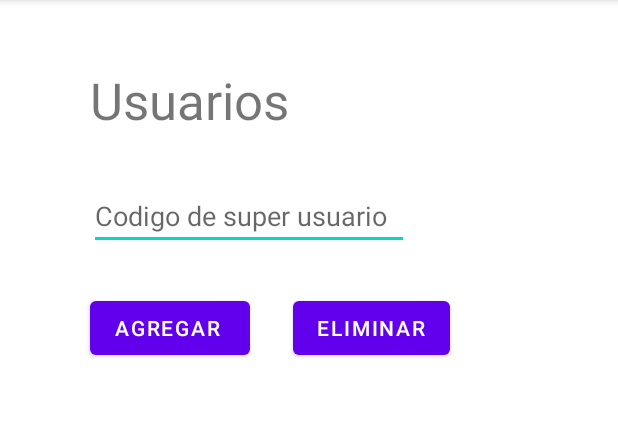
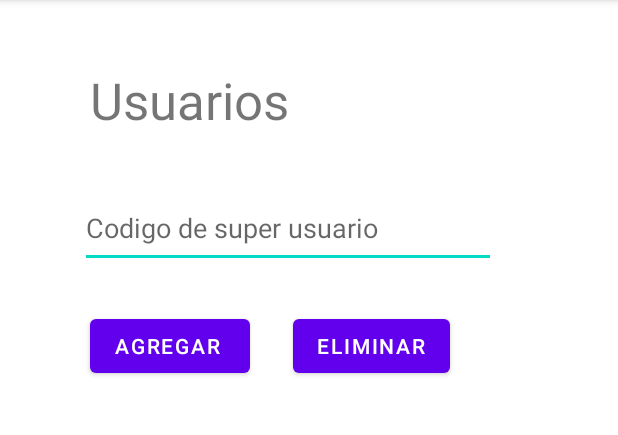
Before and after one commit to Mariana914Ram/ProyectoMoviles, an Android app: the Editar_usuario screen opened directly, with no data from a screen before it, on a phone screen of 412 x 824 dp, the part 84-519 px from its top. Run offline under Robolectric (Android 15) with nearby library versions, the light colour scheme and no system bars.

Commit message:
Cambio de prueba
Estamos probando el como hacer los cambios

```diff
--- a/app/src/main/res/layout/activity_editar_usuario.xml
+++ b/app/src/main/res/layout/activity_editar_usuario.xml
@@ -20,14 +20,14 @@
 
     <EditText
         android:id="@+id/editTextTextPersonName8"
-        android:layout_width="wrap_content"
-        android:layout_height="wrap_content"
-        android:layout_marginTop="32dp"
+        android:layout_width="277dp"
+        android:layout_height="53dp"
+        android:layout_marginTop="36dp"
         android:ems="10"
         android:hint="Codigo de super usuario"
         android:inputType="textPersonName"
         app:layout_constraintEnd_toEndOf="parent"
-        app:layout_constraintHorizontal_bias="0.298"
+        app:layout_constraintHorizontal_bias="0.395"
         app:layout_constraintStart_toStartOf="parent"
         app:layout_constraintTop_toBottomOf="@+id/textView11" />
 
```
